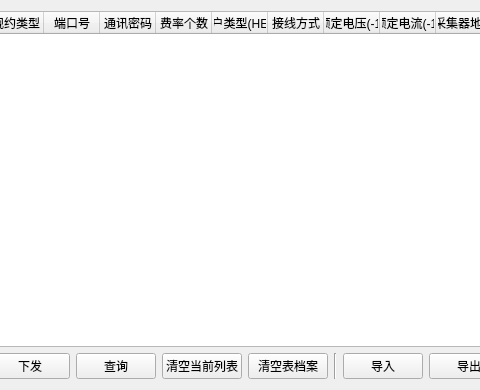
First picture: the form in MeterArchives.ui, repository qwerttqq95/698SP_CL, before the edit; both pictures show x 248 to 728 and y 0 to 390 of the 934 by 390 pixel window.
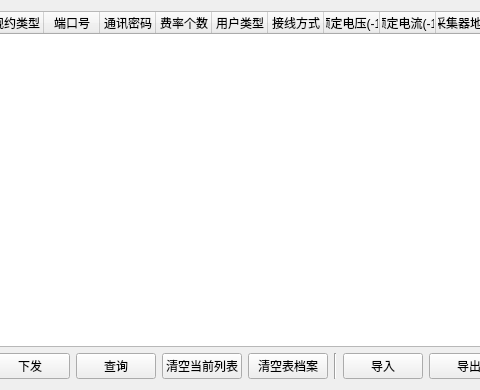
Second picture: the form after the edit.

Diff of the .ui file:
```diff
--- a/MeterArchives.ui
+++ b/MeterArchives.ui
@@ -79,7 +79,7 @@
                     </column>
                     <column>
                         <property name="text">
-                            <string>用户类型(HEX)</string>
+       <string>用户类型</string>
                         </property>
                     </column>
                     <column>
```
Lines whose indentation alone changed are shown as unchanged.
